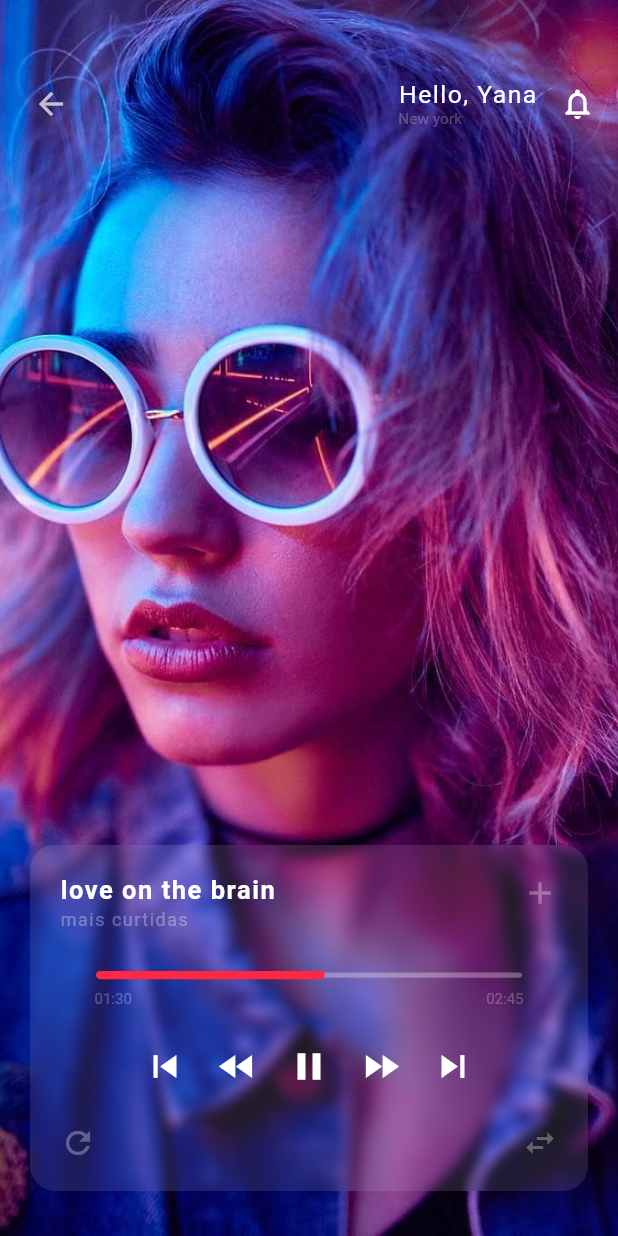
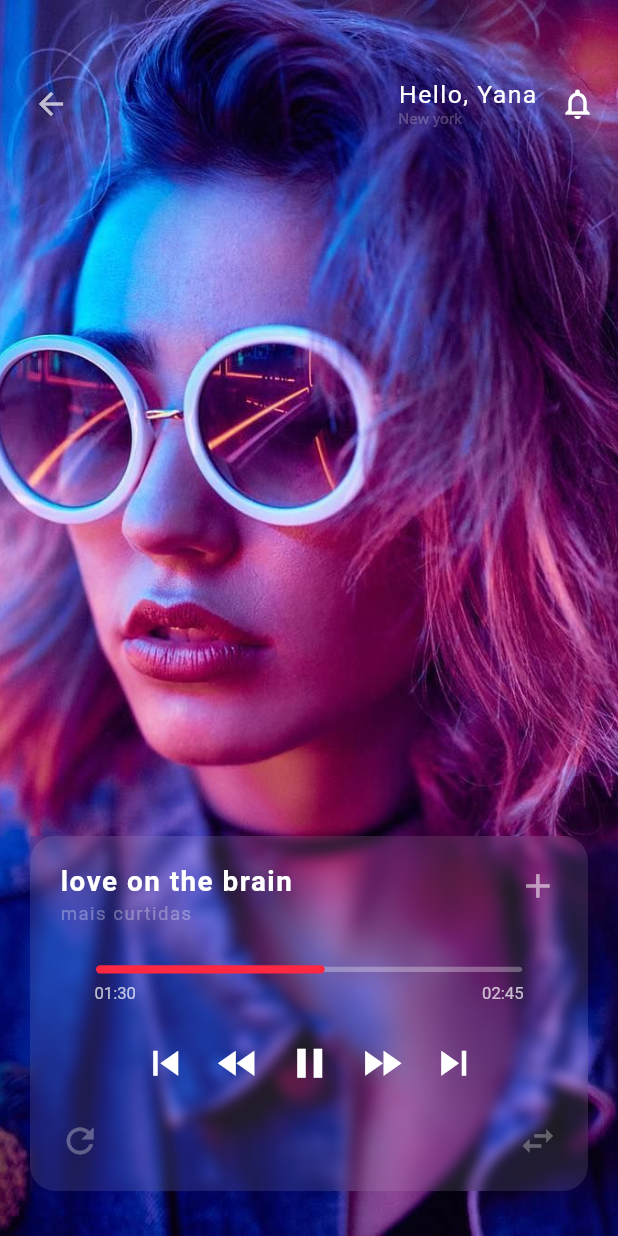
Before and after one commit to td-santos/Flutter_UI_Projects, a Flutter app: the screen it shows after launch, after a tap on the "add" icon, after a tap on "love on the brain", on a phone screen of 412 x 824 dp. Run offline on Flutter 3.47's test engine with Material 2 defaults, Android fonts, the phone set to English and light mode, and no system bars.

Commit message:
commir cardsongs
- ajuste de tamanhos e larguras

```diff
--- a/music_app/lib/components/cardSongs.dart
+++ b/music_app/lib/components/cardSongs.dart
@@ -17,15 +17,17 @@ class _CardSongsState extends State<CardSongs> {
   bool clicado = false;
   @override
   Widget build(BuildContext context) {
+    double height = MediaQuery.of(context).size.height;
+    double width = MediaQuery.of(context).size.width;
     return Column(
       children: <Widget>[
         Container(
           padding: EdgeInsets.all(5),
-          width: 70,
+          width: width * 0.18,//70,
           child: ClipOval(
             child: Image.asset(
               widget.plm.urlImage,
-              height: 60,
+              height: width * 0.16,//60,
               fit: BoxFit.cover,
             ),
           ),
@@ -34,7 +36,7 @@ class _CardSongsState extends State<CardSongs> {
         AnimatedContainer(
             duration: Duration(milliseconds: 200),
             height: 2,
-            width: 70,
+            width: width * 0.18,//70,
             color:
                 widget.cor //clicado == true ? Colors.red : Color(0xff292A3E),
             )
--- a/music_app/lib/screens/Home.dart
+++ b/music_app/lib/screens/Home.dart
@@ -88,7 +88,9 @@ class _HomeState extends State<Home> {
         SizedBox(
           height: 10,
         ),
-        SizedBox(
+        Padding(
+          padding: EdgeInsets.only(left: 10),
+          child: SizedBox(
             height: 90,
             child: ListView.builder(
                 controller: _scrollController,
@@ -110,6 +112,7 @@ class _HomeState extends State<Home> {
                   );
 
                 }),
+          ),
         ),
         SizedBox(height: 5,),
         Container(
--- a/music_app/lib/screens/Player.dart
+++ b/music_app/lib/screens/Player.dart
@@ -39,6 +39,8 @@ class _PlayerState extends State<Player> {
   }
 
   Widget _player() {
+    double height = MediaQuery.of(context).size.height;
+    double width = MediaQuery.of(context).size.width;
     return Padding(
       padding: EdgeInsets.only(left: 20, right: 20),
       child: ClipRect(
@@ -63,7 +65,7 @@ class _PlayerState extends State<Player> {
                           widget.songName,
                           style: TextStyle(
                               color: Colors.white,
-                              fontSize: 17,
+                              fontSize: width * 0.045,//17,
                               fontWeight: FontWeight.bold,
                               letterSpacing: 1),
                         ),
@@ -76,13 +78,14 @@ class _PlayerState extends State<Player> {
                           style: TextStyle(
                               color: Colors.white30,
                               letterSpacing: 1,
-                              fontSize: 12),
+                              fontSize: width * 0.03,//12,
+                              ),
                         ),
                       ],
                     ),
                     Icon(
                       Icons.add,
-                      color: Colors.white30,
+                      color: Colors.white54,size: width * 0.065,
                     )
                   ],
                 ),
@@ -121,11 +124,11 @@ class _PlayerState extends State<Player> {
                     children: <Widget>[
                       Text(
                         "01:30",
-                        style: TextStyle(color: Colors.white24, fontSize: 10),
+                        style: TextStyle(color: Colors.white70, fontSize: width * 0.027),
                       ),
                       Text(
                         "02:45",
-                        style: TextStyle(color: Colors.white24, fontSize: 10),
+                        style: TextStyle(color: Colors.white70, fontSize: width * 0.027),
                       ),
                     ],
                   ),
@@ -135,23 +138,23 @@ class _PlayerState extends State<Player> {
                   mainAxisAlignment: MainAxisAlignment.center,
                   children: <Widget>[
                     IconButton(
-                      icon: Icon(Icons.skip_previous, color: Colors.white,size: 30,),
+                      icon: Icon(Icons.skip_previous, color: Colors.white,size: width * 0.08,),
                       onPressed: (){}
                     ),
                     IconButton(
-                      icon: Icon(Icons.fast_rewind, color: Colors.white,size: 30,),
+                      icon: Icon(Icons.fast_rewind, color: Colors.white,size: width * 0.08,),
                       onPressed: (){}
                     ),
                     IconButton(
-                      icon: Icon(Icons.pause, color: Colors.white,size: 30,),
+                      icon: Icon(Icons.pause, color: Colors.white,size: width * 0.08,),
                       onPressed: (){}
                     ),
                     IconButton(
-                      icon: Icon(Icons.fast_forward, color: Colors.white,size: 30,),
+                      icon: Icon(Icons.fast_forward, color: Colors.white,size: width * 0.08,),
                       onPressed: (){}
                     ),
                     IconButton(
-                      icon: Icon(Icons.skip_next, color: Colors.white,size: 30,),
+                      icon: Icon(Icons.skip_next, color: Colors.white,size: width * 0.08,),
                       onPressed: (){}
                     ),
                   ],
@@ -160,9 +163,9 @@ class _PlayerState extends State<Player> {
                 Row(
                   mainAxisAlignment: MainAxisAlignment.spaceBetween,
                   children: <Widget>[
-                    Icon(Icons.refresh, color: Colors.white30,),
+                    Icon(Icons.refresh, color: Colors.white30,size: width * 0.065,),
 
-                    Icon(Icons.swap_horiz, color: Colors.white30,),
+                    Icon(Icons.swap_horiz, color: Colors.white30,size: width * 0.065,),
 
                   ],
                 )
```
Lines whose indentation alone changed are shown as unchanged.
